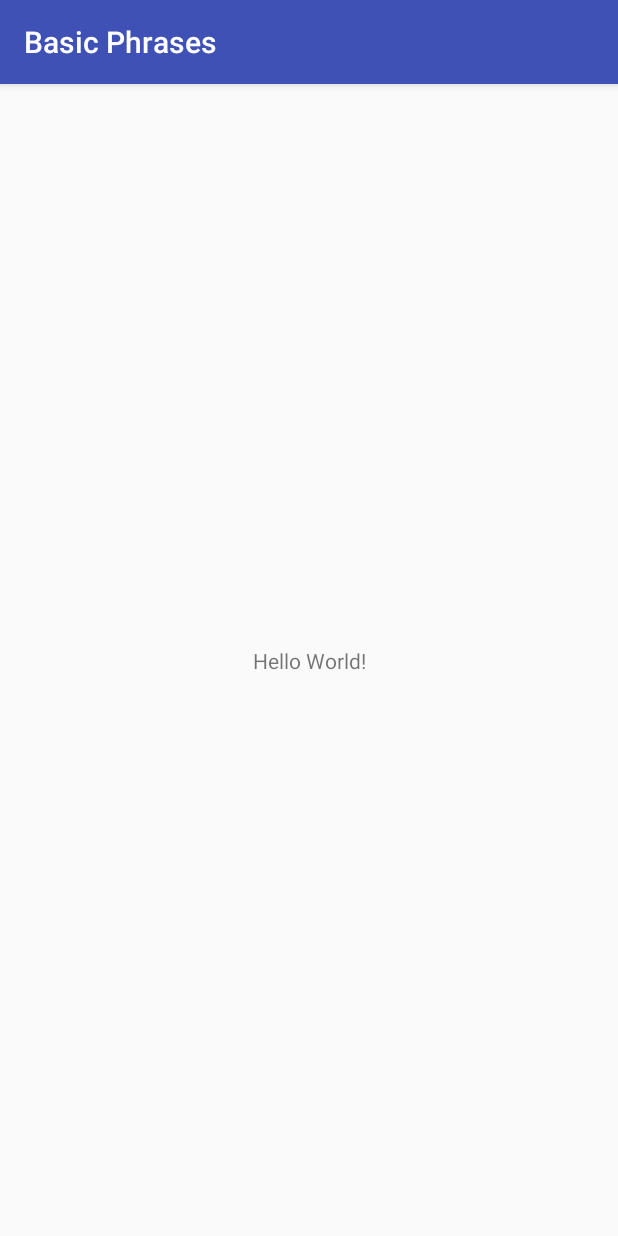
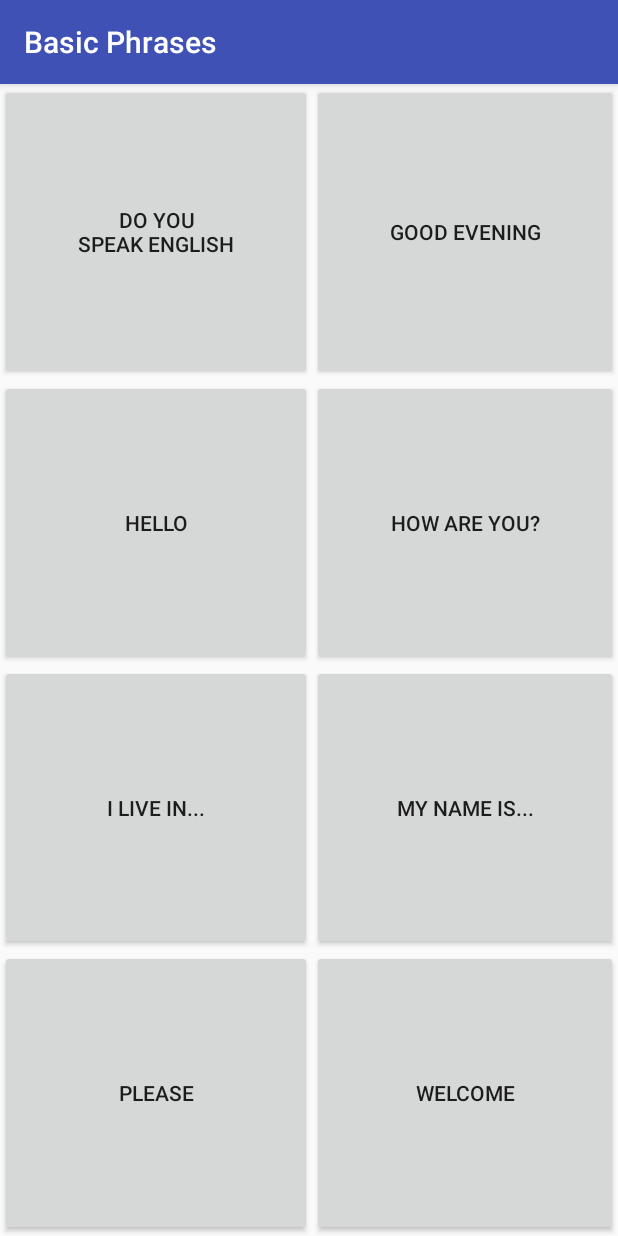
Before and after one commit to CoderBear/BasicPhrases, an Android app: the screen it shows after launch (MainActivity), on a phone screen of 412 x 824 dp. Run offline under Robolectric (Android 15) with nearby library versions, the phone set to English and light mode, and no system bars.

Commit message:
end of project

```diff
--- a/app/src/main/java/com/udemy/sbsapps/basicphrases/MainActivity.java
+++ b/app/src/main/java/com/udemy/sbsapps/basicphrases/MainActivity.java
@@ -1,9 +1,23 @@
 package com.udemy.sbsapps.basicphrases;
 
+import android.media.MediaPlayer;
 import android.support.v7.app.AppCompatActivity;
 import android.os.Bundle;
+import android.view.View;
+import android.widget.Button;
 
 public class MainActivity extends AppCompatActivity {
+
+    MediaPlayer mediaPlayer;
+
+    public void playPhrase(View view) {
+
+        Button buttonPressed = (Button) view;
+
+        mediaPlayer = MediaPlayer.create(this, getResources().getIdentifier(buttonPressed.getTag().toString(),"raw",getPackageName()));
+
+        mediaPlayer.start();
+    }
 
     @Override
     protected void onCreate(Bundle savedInstanceState) {
--- a/app/src/main/res/layout/activity_main.xml
+++ b/app/src/main/res/layout/activity_main.xml
@@ -6,13 +6,114 @@
     android:layout_height="match_parent"
     tools:context="com.udemy.sbsapps.basicphrases.MainActivity">
 
-    <TextView
-        android:layout_width="wrap_content"
-        android:layout_height="wrap_content"
-        android:text="Hello World!"
+    <GridLayout
+        android:id="@+id/gridLayout"
+        android:layout_width="match_parent"
+        android:layout_height="match_parent"
+        android:columnCount="2"
+        android:rowCount="4"
         app:layout_constraintBottom_toBottomOf="parent"
-        app:layout_constraintLeft_toLeftOf="parent"
-        app:layout_constraintRight_toRightOf="parent"
-        app:layout_constraintTop_toTopOf="parent" />
+        app:layout_constraintEnd_toEndOf="parent"
+        app:layout_constraintStart_toStartOf="parent">
+
+        <Button
+            android:id="@+id/button"
+            android:layout_width="wrap_content"
+            android:layout_height="wrap_content"
+            android:layout_columnWeight="1"
+            android:layout_rowWeight="1"
+            android:gravity="fill"
+            android:onClick="playPhrase"
+            android:tag="@string/tag1"
+            android:text="DO YOU\nSPEAK ENGLISH"
+            android:textAlignment="center" />
+
+        <Button
+            android:id="@+id/button2"
+            android:layout_width="wrap_content"
+            android:layout_height="wrap_content"
+            android:layout_columnWeight="1"
+            android:layout_rowWeight="1"
+            android:gravity="fill"
+            android:onClick="playPhrase"
+            android:tag="@string/tag2"
+            android:text="@string/button_text2"
+            android:textAlignment="center" />
+
+        <Button
+            android:id="@+id/button3"
+            android:layout_width="wrap_content"
+            android:layout_height="wrap_content"
+            android:layout_columnWeight="1"
+            android:layout_rowWeight="1"
+            android:gravity="fill"
+            android:onClick="playPhrase"
+            android:tag="@string/tag3"
+            android:text="@string/button_text3"
+            android:textAlignment="center" />;
+            android:text="Button"
+            android:textAlignment="center" />
+
+        <Button
+            android:id="@+id/button4"
+            android:layout_width="wrap_content"
+            android:layout_height="wrap_content"
+            android:layout_columnWeight="1"
+            android:layout_rowWeight="1"
+            android:gravity="fill"
+            android:onClick="playPhrase"
+            android:tag="@string/tag4"
+            android:text="@string/button_text4"
+            android:textAlignment="center" />
+
+        <Button
+            android:id="@+id/button5"
+            android:layout_width="wrap_content"
+            android:layout_height="wrap_content"
+            android:layout_columnWeight="1"
+            android:layout_rowWeight="1"
+            android:gravity="fill"
+            android:onClick="playPhrase"
+            android:tag="@string/tag5"
+            android:text="@string/button_text5"
+            android:textAlignment="center" />
+
+        <Button
+            android:id="@+id/button6"
+            android:layout_width="wrap_content"
+            android:layout_height="wrap_content"
+            android:layout_columnWeight="1"
+            android:layout_rowWeight="1"
+            android:gravity="fill"
+            android:onClick="playPhrase"
+            android:tag="@string/tag6"
+            android:text="@string/button_text6"
+            android:textAlignment="center" />
+
+        <Button
+            android:id="@+id/button7"
+            android:layout_width="wrap_content"
+            android:layout_height="wrap_content"
+            android:layout_columnWeight="1"
+            android:layout_rowWeight="1"
+            android:gravity="fill"
+            android:onClick="playPhrase"
+            android:tag="@string/tag7"
+            android:text="@string/button_text7"
+            android:textAlignment="center" />
+
+        <Button
+            android:id="@+id/button8"
+            android:layout_width="wrap_content"
+            android:layout_height="wrap_content"
+            android:layout_columnWeight="1"
+            android:layout_rowWeight="1"
+            android:gravity="fill"
+            android:onClick="playPhrase"
+            android:tag="@string/tag8"
+            android:text="@string/button_text8"
+            android:textAlignment="center" />
+
+    </GridLayout>
 
 </android.support.constraint.ConstraintLayout>
--- a/app/src/main/res/values/strings.xml
+++ b/app/src/main/res/values/strings.xml
@@ -1,3 +1,19 @@
 <resources>
     <string name="app_name">Basic Phrases</string>
+    <string name="tag1">doyouspeakenglish</string>
+    <string name="tag2">goodevening</string>
+    <string name="button_text2">GOOD EVENING</string>
+    <string name="tag3">hello</string>
+    <string name="tag4">howareyou</string>
+    <string name="tag5">ilivein</string>
+    <string name="button_text3">HELLO</string>
+    <string name="button_text4">HOW ARE YOU?</string>
+    <string name="button_text5">I LIVE IN...</string>
+    <string name="button_text">DO YOU\'\\n\' SPEAK ENGLISH?</string>
+    <string name="button_text6">MY NAME IS...</string>
+    <string name="tag6">mynameis</string>
+    <string name="tag7">please</string>
+    <string name="tag8">welcome</string>
+    <string name="button_text7">PLEASE</string>
+    <string name="button_text8">WELCOME</string>
 </resources>
```
Also changed, not shown: 8 other files.
